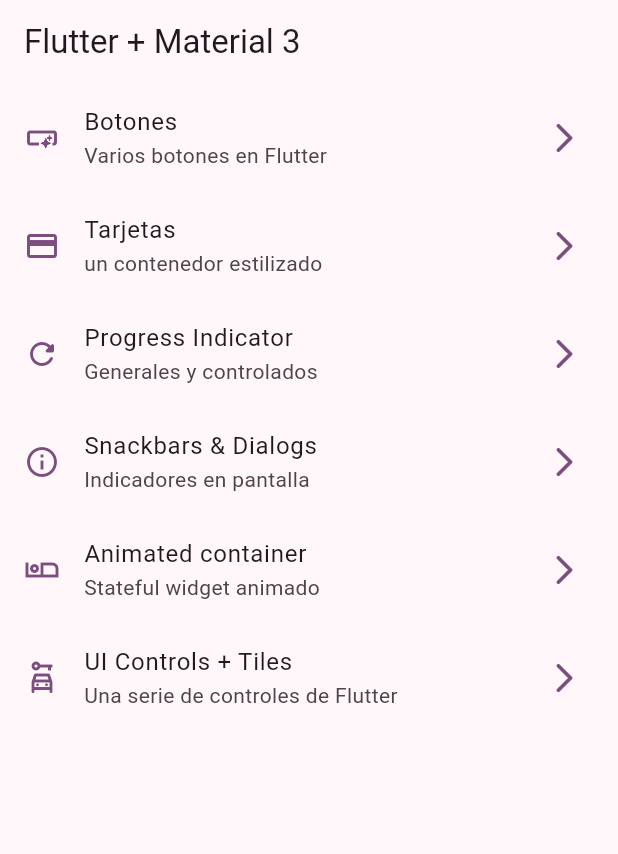
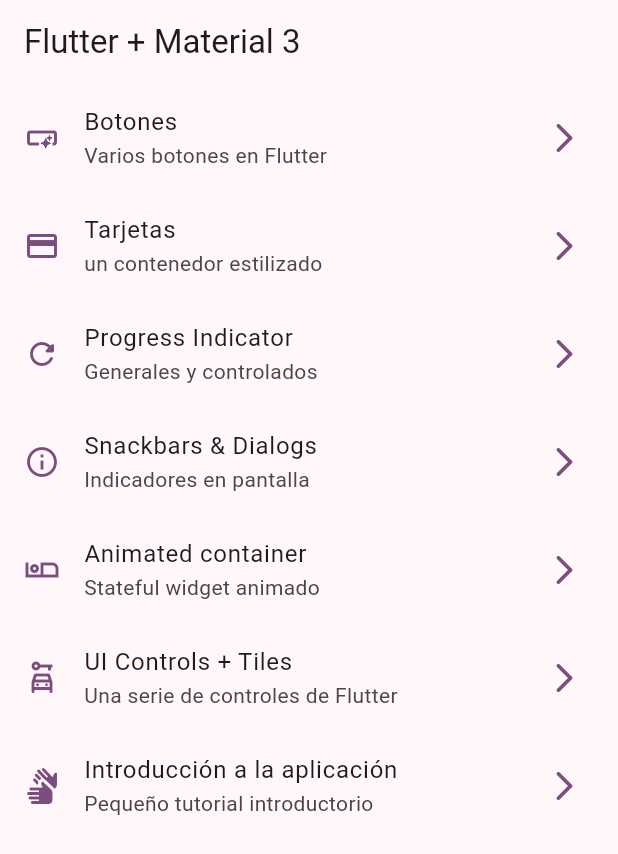
Before and after one commit to Ahtnezev/widgets_app, a Flutter app: the screen it shows after launch, on a phone screen of 412 x 824 dp. Shown: the top 854 px of the screen. Run offline on Flutter 3.47's test engine with Material 3 defaults, Android fonts, the phone set to English and light mode, and no system bars; our stand-ins replace go_router.

```diff
--- a/lib/config/menu/menu_items.dart
+++ b/lib/config/menu/menu_items.dart
@@ -58,4 +58,11 @@ const appMenuItems = <MenuItem>[
       link: '/ui-controls',
       icon: Icons.car_rental_outlined
     ),
+
+    MenuItem(
+      title: 'Introducción a la aplicación',
+      subTitle: 'Pequeño tutorial introductorio',
+      link: '/tutorial',
+      icon: Icons.sign_language
+    ),
   ];
--- a/lib/config/router/app_router.dart
+++ b/lib/config/router/app_router.dart
@@ -42,5 +42,10 @@ final appRouter = GoRouter(
       name: UiControlsScreen.name,
       builder: (context, state) => const UiControlsScreen(),
     ),
+    GoRoute(
+      path: '/tutorial',
+      name: AppTutorialScreen.name,
+      builder: (context, state) => const AppTutorialScreen(),
+    ),
   ],
 );
--- a/lib/presentation/screens/app_tutorial/app_tutorial_screen.dart
+++ b/lib/presentation/screens/app_tutorial/app_tutorial_screen.dart
@@ -7,6 +7,6 @@ class AppTutorialScreen extends StatelessWidget {
 
   @override
   Widget build(BuildContext context) {
-    return Container();
+    return Placeholder();
   }
 }
--- a/pubspec.yaml
+++ b/pubspec.yaml
@@ -18,3 +18,7 @@ dev_dependencies:
 
 flutter:
   uses-material-design: true
+
+
+assets:
+  - assets/images/
```
Also changed, not shown: assets/images/1.png (added), assets/images/2.png (added), assets/images/3.png (added), assets/images/jar-loading.gif (added).
